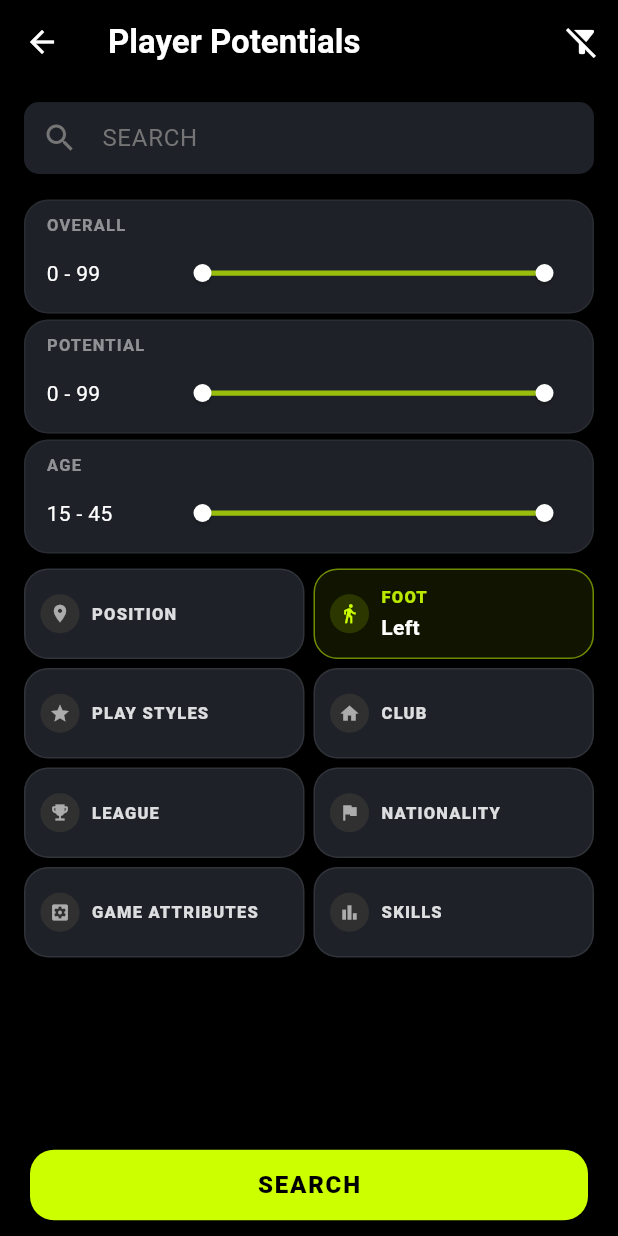
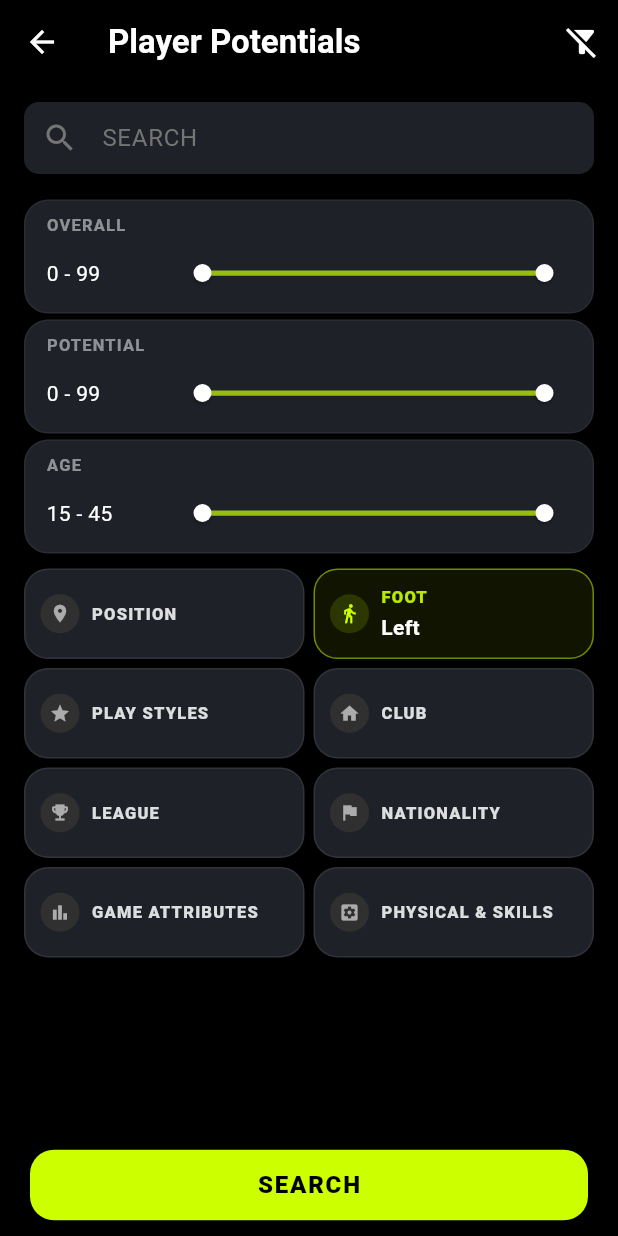
Before and after one commit to Rushil10/FC-24-Stats, a Flutter app: the SearchScreen screen opened directly, after a tap on "FOOT", on a phone screen of 412 x 824 dp. Run offline on Flutter 3.47's test engine with Material 3 defaults, Android fonts, the phone set to English and light mode, and no system bars; our stand-ins replace csv, flutter_riverpod, flutter_secure_storage, google_mobile_ads, sqflite; accounts and stored records are empty; network calls fail.

Commit message:
Wow Changes

```diff
--- a/lib/components/playerCard.dart
+++ b/lib/components/playerCard.dart
@@ -116,7 +116,10 @@ class _PlayerCardState extends ConsumerState<PlayerCard> {
                     constraints:
                         BoxConstraints(maxWidth: queryData.size.width / 2.1),
                     child: Text(
-                      widget.playerData['club_name'].length > 0
+                      (widget.playerData['club_name'] != null &&
+                              widget.playerData['club_name']
+                                  .toString()
+                                  .isNotEmpty)
                           ? widget.playerData['club_name']
                           : "Free Agent",
                       style: TextStyle(
--- a/lib/providers/search_provider.dart
+++ b/lib/providers/search_provider.dart
@@ -246,19 +246,6 @@ class SearchFilters {
   }
 
   bool get isGameAttributesSelected {
-    return heightRange.start != 120 ||
-        heightRange.end != 220 ||
-        weightRange.start != 40 ||
-        weightRange.end != 110 ||
-        skillMovesRange.start != 1 ||
-        skillMovesRange.end != 5 ||
-        weakFootRange.start != 1 ||
-        weakFootRange.end != 5 ||
-        internationalReputationRange.start != 1 ||
-        internationalReputationRange.end != 5;
-  }
-
-  bool get isSkillsSelected {
     return paceRange.start != 0 ||
         paceRange.end != 99 ||
         shootingRange.start != 0 ||
@@ -341,6 +328,19 @@ class SearchFilters {
         gkSpeedRange.end != 99 ||
         gkPositioningRange.start != 0 ||
         gkPositioningRange.end != 99;
+  }
+
+  bool get isSkillsSelected {
+    return heightRange.start != 120 ||
+        heightRange.end != 220 ||
+        weightRange.start != 40 ||
+        weightRange.end != 110 ||
+        skillMovesRange.start != 1 ||
+        skillMovesRange.end != 5 ||
+        weakFootRange.start != 1 ||
+        weakFootRange.end != 5 ||
+        internationalReputationRange.start != 1 ||
+        internationalReputationRange.end != 5;
   }
 
   void reset() {}
--- a/lib/screens/GameAttributesSelectionScreen.dart
+++ b/lib/screens/GameAttributesSelectionScreen.dart
@@ -17,7 +17,7 @@ class GameAttributesSelectionScreen extends ConsumerWidget {
       backgroundColor: Colors.black,
       appBar: AppBar(
         title: const Text(
-          "GAME ATTRIBUTES",
+          "PHYSICAL & SKILLS",
           style: TextStyle(
             fontWeight: FontWeight.w900,
             fontSize: 20,
--- a/lib/screens/SearchScreen.dart
+++ b/lib/screens/SearchScreen.dart
@@ -273,16 +273,16 @@ class _SearchScreenState extends ConsumerState<SearchScreen>
                       ),
                       FilterGridButton(
                         label: "Game Attributes",
-                        icon: Icons.settings_applications,
+                        icon: Icons.bar_chart,
                         value:
                             filters.isGameAttributesSelected ? "Active" : "Any",
-                        onTap: _openGameAttributesSelector,
+                        onTap: _openSkillsSelector,
                       ),
                       FilterGridButton(
-                        label: "Skills",
-                        icon: Icons.bar_chart,
+                        label: "Physical & Skills",
+                        icon: Icons.settings_applications,
                         value: filters.isSkillsSelected ? "Active" : "Any",
-                        onTap: _openSkillsSelector,
+                        onTap: _openGameAttributesSelector,
                       ),
                     ],
                   ),
--- a/lib/screens/SkillsSelectionScreen.dart
+++ b/lib/screens/SkillsSelectionScreen.dart
@@ -23,7 +23,7 @@ class SkillsSelectionScreen extends ConsumerWidget {
           icon: const Icon(Icons.close, color: Colors.white),
           onPressed: () => Navigator.pop(context),
         ),
-        title: const Text("PLAYER SKILLS",
+        title: const Text("GAME ATTRIBUTES",
             style: TextStyle(
                 color: Colors.white,
                 fontSize: 18,
```
Also changed, not shown: lib/components/ClubDetails.dart (+8 -6 lines), lib/components/GameAttributes.dart (+8 -3 lines), lib/components/PlayerDetailsRatingCard.dart (+7 -9 lines).
